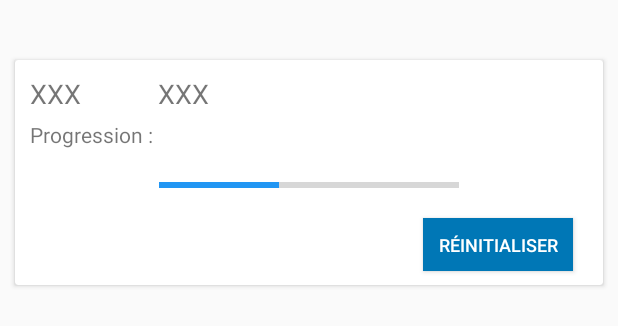
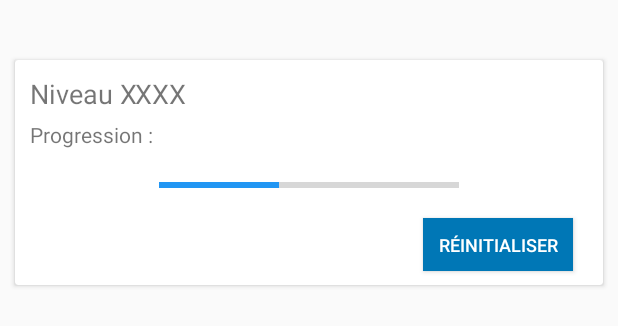
Before and after one commit to SL-PROGRAM/invisibleProject, an Android app: the layout style_ligne_niveau.xml on its own in the app's theme, with its tools: preview values and no code run, on a phone screen of 412 x 824 dp. Shown: the top 326 px of the screen. Run offline under Robolectric (Android 15) with nearby library versions, the phone set to English and light mode, and no system bars.

Commit message:
Niveau et liste Adapter [OK - Niveau]

```diff
--- a/app/src/main/java/com/example/devinet/activities/SelectionNiveauActivity.java
+++ b/app/src/main/java/com/example/devinet/activities/SelectionNiveauActivity.java
@@ -37,11 +37,13 @@ public class SelectionNiveauActivity extends AppCompatActivity {
         super.onResume();
 
         CategorieVM categorieVM = ViewModelProviders.of(this).get(CategorieVM.class);
-        LiveData<List<Categorie>> observateur = categorieVM.get();
+        final LiveData<List<Categorie>> observateur = categorieVM.get();
+
         observateur.observe(this, new Observer<List<Categorie>>() {
                     @Override
                     public void onChanged(List<Categorie> categories) {
                         Log.i("WOLOLO", "onChanged: "+categories.size());
+                        ListView maListe = findViewById(R.id.listView);
                         NiveauAdapteur niveauAdapteur = new NiveauAdapteur(SelectionNiveauActivity.this, R.layout.style_ligne_liste, categories);
                         maListe.setAdapter(niveauAdapteur);
                     }
--- a/app/src/main/res/layout/style_ligne_niveau.xml
+++ b/app/src/main/res/layout/style_ligne_niveau.xml
@@ -18,19 +18,28 @@
         app:layout_constraintTop_toTopOf="parent" >
 
         <TextView
-            android:id="@+id/tv_titre_niveau"
+            android:id="@+id/tv_niveau"
             android:layout_width="wrap_content"
             android:layout_height="wrap_content"
             android:padding="10dp"
-            android:text="XXX"
+            android:text="Niveau"
+            android:textSize="18sp" />
+
+        <TextView
+            android:id="@+id/tv_niveau_nombre"
+            android:layout_width="wrap_content"
+            android:layout_height="wrap_content"
+            android:layout_marginStart="60dp"
+            android:padding="10dp"
+            android:text="X"
             android:textSize="18sp" />
 
         <TextView
             android:id="@+id/tv_titre_niveau_lettre"
             android:layout_width="wrap_content"
             android:layout_height="wrap_content"
+            android:layout_marginStart="70dp"
             android:padding="10dp"
-            android:layout_marginStart="85dp"
             android:text="XXX"
             android:textSize="18sp" />
 
```
Also changed, not shown: app/src/main/java/com/example/devinet/activities/ChoixListNiveau.java (+23 -0 lines), app/src/main/java/com/example/devinet/activities/MenuActivity.java (+40 -44 lines), app/src/main/java/com/example/devinet/activities/adapteur/ListAdapteur.java (added, +31 -0 lines), app/src/main/java/com/example/devinet/activities/adapteur/NiveauAdapteur.java (+9 -1 lines), app/src/main/res/layout/activity_selection_niveau.xml (+8 -3 lines).
